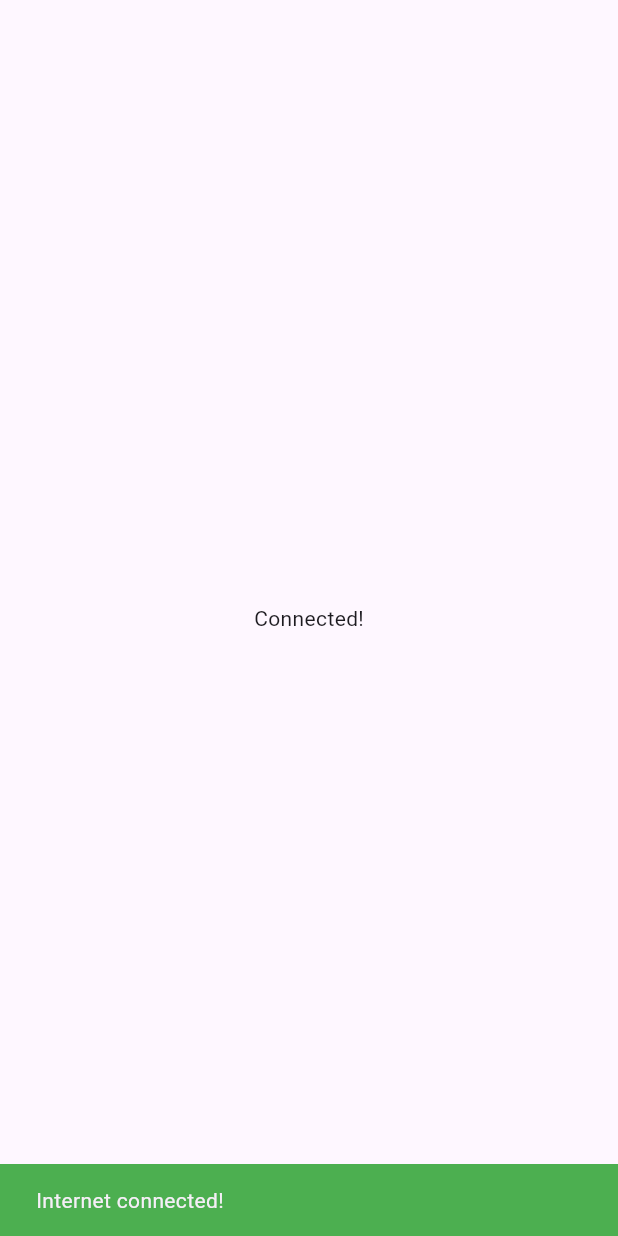
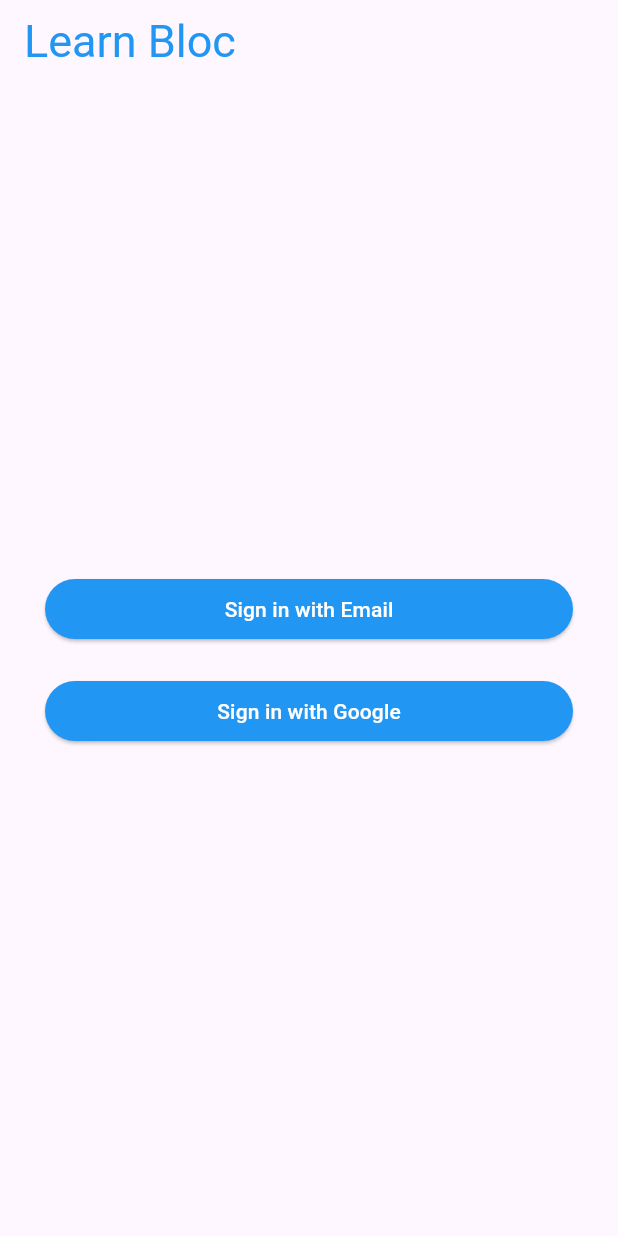
Before and after one commit to Khammunh/flutter-bloc, a Flutter app: the first screen one second after launch, on a phone screen of 412 x 824 dp. Run offline on Flutter 3.47's test engine with Material 3 defaults, Android fonts, the phone set to English and light mode, and no system bars; our stand-ins replace connectivity, flutter_bloc.

Commit message:
finish textform

```diff
--- a/lib/main.dart
+++ b/lib/main.dart
@@ -1,9 +1,7 @@
 import 'package:flutter/material.dart';
 import 'package:flutter_bloc/flutter_bloc.dart';
-
 import 'package:flutterbloc/cubit/internet_cubit.dart';
-
-import 'package:flutterbloc/screen/home_screen.dart';
+import 'package:flutterbloc/welcome/welcome_screen.dart';
 
 void main() {
   WidgetsFlutterBinding.ensureInitialized();
@@ -17,11 +15,11 @@ class MyApp extends StatelessWidget {
 
   @override
   Widget build(BuildContext context) {
-    return  BlocProvider(
+    return BlocProvider(
       create: (context) => InternetCubit(),
       child: const MaterialApp(
         debugShowCheckedModeBanner: false,
-        home: HomeScreen(),
+        home: WelcomeScreen(),
       ),
     );
   }
--- /dev/null
+++ b/lib/welcome/welcome_screen.dart
@@ -0,0 +1,67 @@
+// ignore_for_file: deprecated_member_use, avoid_unnecessary_containers, prefer_const_constructors
+
+import 'package:flutter/material.dart';
+import 'package:flutterbloc/screen/singin/sing_in_screen.dart';
+
+class WelcomeScreen extends StatelessWidget {
+  const WelcomeScreen({super.key});
+
+  @override
+  Widget build(BuildContext context) {
+    return Scaffold(
+      appBar: AppBar(
+        title: const Text(
+          'Learn Bloc',
+          style: TextStyle(
+            fontSize: 30,
+            color: Colors.blue,
+            fontWeight: FontWeight.normal,
+          ),
+        ),
+      ),
+      body: Container(
+        margin: EdgeInsets.all(30),
+        child: Center(
+            child: Column(
+          mainAxisAlignment: MainAxisAlignment.center,
+          crossAxisAlignment: CrossAxisAlignment.stretch,
+          children: [
+            ElevatedButton(
+              style: ElevatedButton.styleFrom(
+                primary: Colors.blue,
+                padding: EdgeInsets.all(10),
+              ),
+              onPressed: () {
+                Navigator.of(context).push(
+                  MaterialPageRoute(
+                    builder: (context) => SingInScreen(),
+                  ),
+                );
+              },
+              child: const Text(
+                'Sign in with Email',
+                style: TextStyle(
+                  color: Colors.white,
+                ),
+              ),
+            ),
+            SizedBox(height: 20),
+            ElevatedButton(
+              style: ElevatedButton.styleFrom(
+                primary: Colors.blue,
+                padding: EdgeInsets.all(10),
+              ),
+              onPressed: () {},
+              child: const Text(
+                'Sign in with Google',
+                style: TextStyle(
+                  color: Colors.white,
+                ),
+              ),
+            ),
+          ],
+        )),
+      ),
+    );
+  }
+}
```
Also changed, not shown: lib/screen/singin/sing_in_screen.dart (added, +54 -0 lines).
